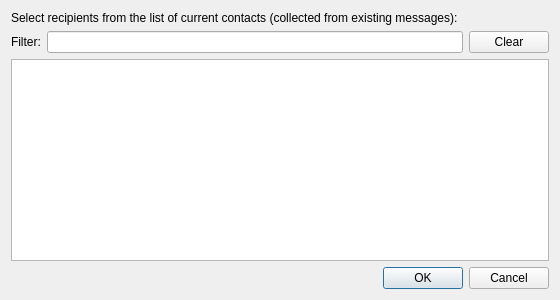
First picture: the form in src/gui/ui/dlg_contacts.ui, repository psakar/datovka, before the edit.
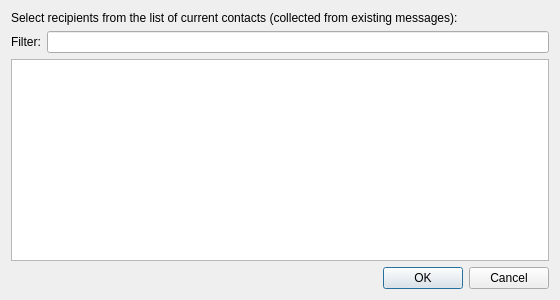
Second picture: the form after the edit. Icons and pictures are not drawn. Custom widgets are drawn as their Qt base class.

Commit message: Removed explicit push button for filter field clearing from contact dialogue.

Patch:
```diff
--- a/src/gui/ui/dlg_contacts.ui
+++ b/src/gui/ui/dlg_contacts.ui
@@ -41,13 +41,6 @@
        </property>
       </widget>
      </item>
-     <item>
-      <widget class="QPushButton" name="clearPushButton">
-       <property name="text">
-        <string>Clear</string>
-       </property>
-      </widget>
-     </item>
     </layout>
    </item>
    <item>
```
Left out of the diff: 4 changed lines with no effect on the pictures. The commit also changes 2 other files.
